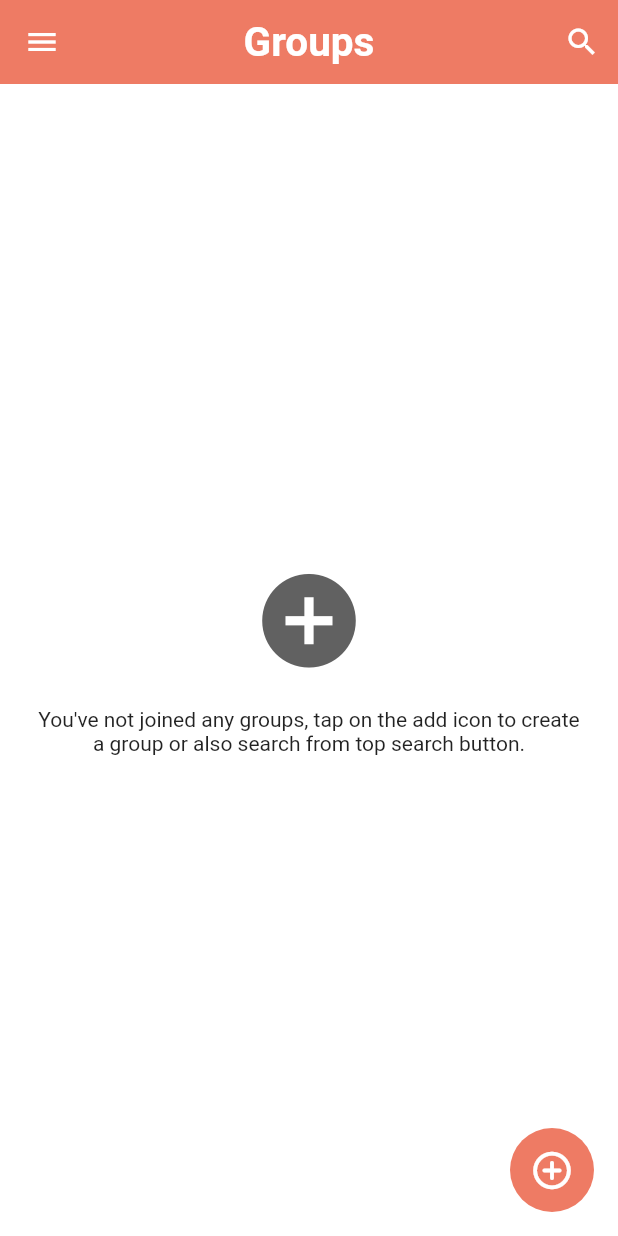
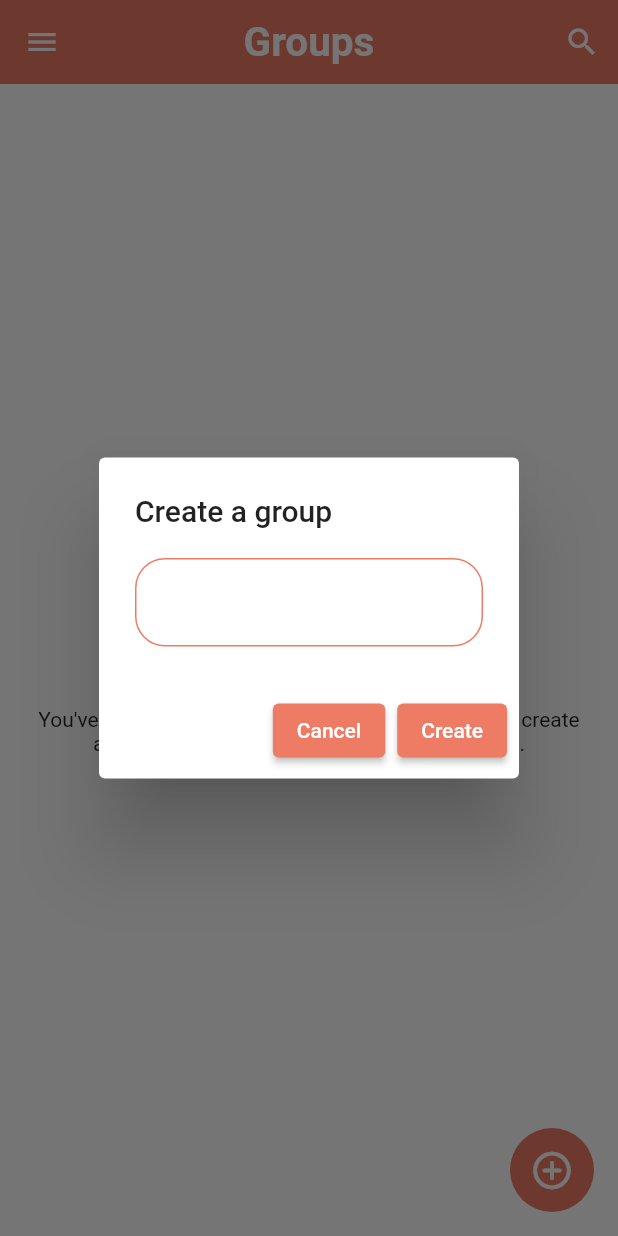
Before and after one commit to ilhamfatkurrocman/RisetChatAppInFirebase, a Flutter app: the HomePage screen opened directly, after a tap on the "add circle outline" icon, on a phone screen of 412 x 824 dp. Run offline on Flutter 3.47's test engine with Material 2 defaults, Android fonts, the phone set to English and light mode, and no system bars; our stand-ins replace cloud_firestore, firebase_auth, firebase_core, shared_preferences; accounts and stored records are empty.

Commit message:
create group user

```diff
--- a/lib/pages/home_page.dart
+++ b/lib/pages/home_page.dart
@@ -20,6 +20,8 @@
   String email = "";
   AuthService authService = AuthService();
   Stream? groups;
+  bool _isLoading = false;
+  String groupName = "";
 
   @override
   void initState() {
@@ -182,7 +184,84 @@
     );
   }
 
-  popUpDialog(BuildContext context) {}
+  popUpDialog(BuildContext context) {
+    showDialog(
+        barrierDismissible: false,
+        context: context,
+        builder: (context) {
+          return AlertDialog(
+            title: const Text(
+              "Create a group",
+              textAlign: TextAlign.left,
+            ),
+            content: Column(
+              mainAxisSize: MainAxisSize.min,
+              children: [
+                _isLoading == true
+                    ? Center(
+                        child: CircularProgressIndicator(
+                            color: Theme.of(context).primaryColor),
+                      )
+                    : TextField(
+                        onChanged: (val) {
+                          setState(() {
+                            groupName = val;
+                          });
+                        },
+                        style: const TextStyle(color: Colors.black),
+                        decoration: InputDecoration(
+                          enabledBorder: OutlineInputBorder(
+                            borderSide: BorderSide(
+                                color: Theme.of(context).primaryColor),
+                            borderRadius: BorderRadius.circular(20),
+                          ),
+                          errorBorder: OutlineInputBorder(
+                            borderSide: const BorderSide(color: Colors.red),
+                            borderRadius: BorderRadius.circular(20),
+                          ),
+                          focusedBorder: OutlineInputBorder(
+                            borderSide: BorderSide(
+                                color: Theme.of(context).primaryColor),
+                            borderRadius: BorderRadius.circular(20),
+                          ),
+                        ),
+                      ),
+              ],
+            ),
+            actions: [
+              ElevatedButton(
+                onPressed: () {
+                  Navigator.of(context).pop();
+                },
+                style: ElevatedButton.styleFrom(
+                    primary: Theme.of(context).primaryColor),
+                child: const Text("Cancel"),
+              ),
+              ElevatedButton(
+                onPressed: () async {
+                  if (groupName != "") {
+                    setState(() {
+                      _isLoading = true;
+                    });
+                    DatabaseService(uid: FirebaseAuth.instance.currentUser!.uid)
+                        .createGroup(userName,
+                            FirebaseAuth.instance.currentUser!.uid, groupName)
+                        .whenComplete(() {
+                      _isLoading = false;
+                    });
+                    Navigator.of(context).pop();
+                    showSnackBar(
+                        context, Colors.green, "Group created successfully.");
+                  }
+                },
+                style: ElevatedButton.styleFrom(
+                    primary: Theme.of(context).primaryColor),
+                child: const Text("Create"),
+              ),
+            ],
+          );
+        });
+  }
 
   groupList() {
     return StreamBuilder(
@@ -216,10 +295,15 @@
         mainAxisAlignment: MainAxisAlignment.center,
         crossAxisAlignment: CrossAxisAlignment.center,
         children: [
-          Icon(
-            Icons.add_circle,
-            color: Colors.grey[700],
-            size: 75,
+          GestureDetector(
+            onTap: () {
+              popUpDialog(context);
+            },
+            child: Icon(
+              Icons.add_circle,
+              color: Colors.grey[700],
+              size: 75,
+            ),
           ),
           const SizedBox(
             height: 20,
--- a/todo.txt
+++ /dev/null
@@ -1 +0,0 @@
-Time : 1:57:11
```
Also changed, not shown: lib/service/database_service.dart (+25 -0 lines).
